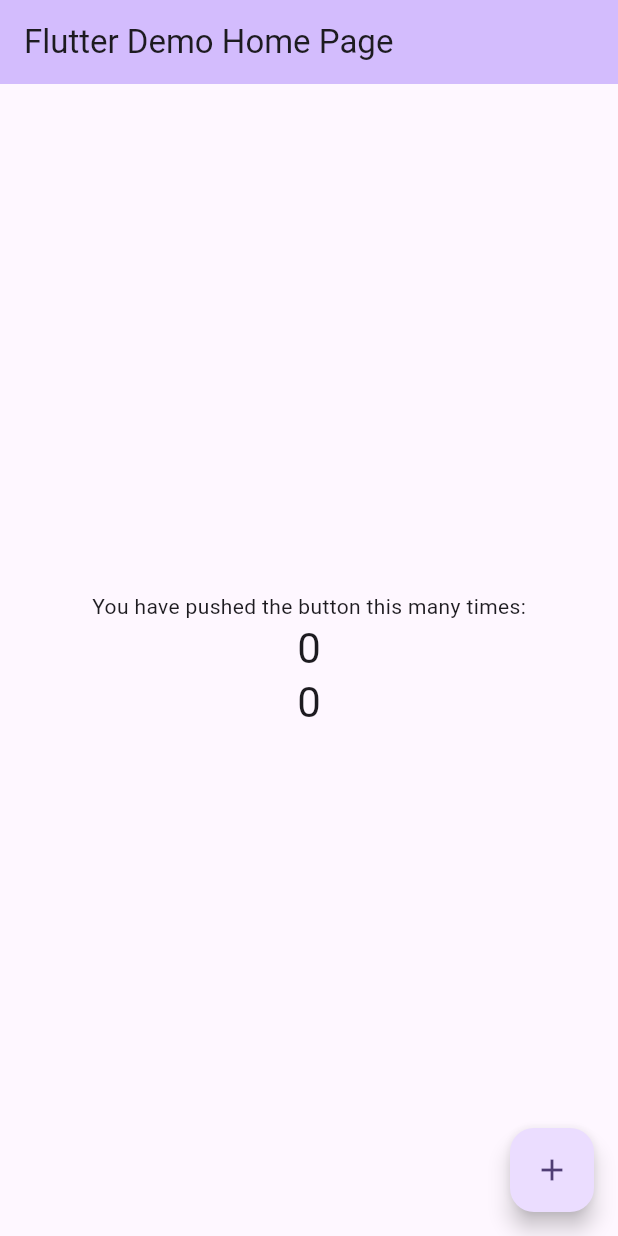
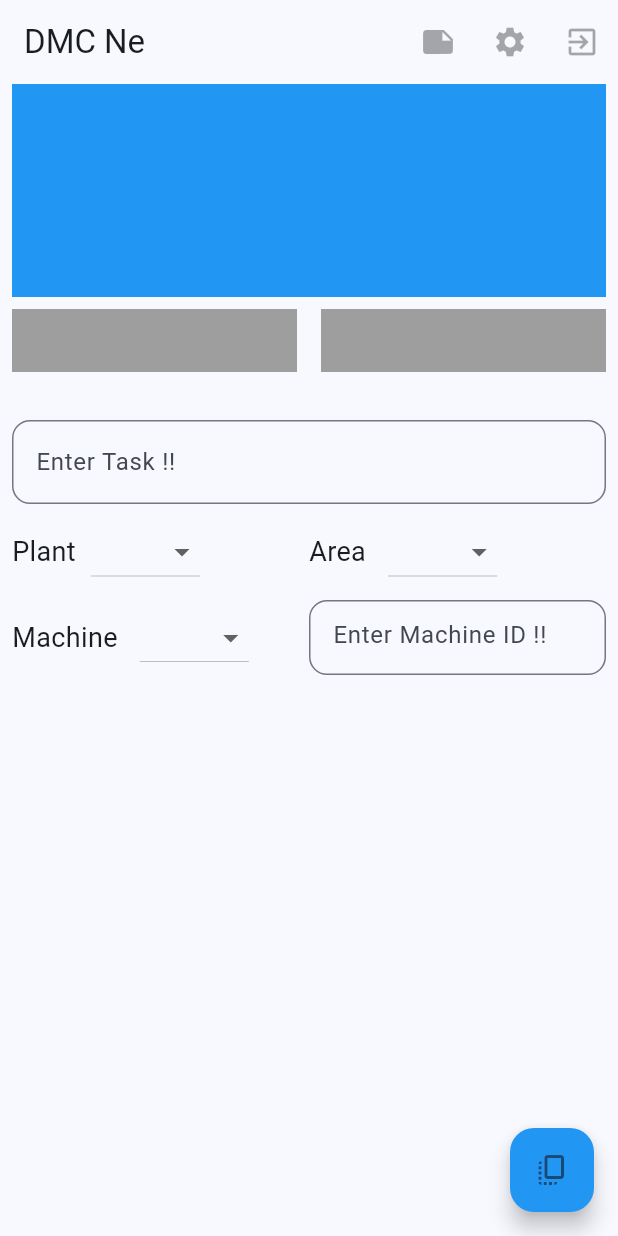
Before and after one commit to hendrikelektrik/dmc-ne, a Flutter app: the screen it shows after launch, on a phone screen of 412 x 824 dp. Run offline on Flutter 3.47's test engine with Material 3 defaults, Android fonts, the phone set to English and light mode, and no system bars.

Commit message:
Changes to be committed: 	modified:   lib/main.dart 	new file:   lib/screens/my_homepage.dart 	modified:   pubspec.yaml

```diff
--- a/lib/main.dart
+++ b/lib/main.dart
@@ -1,4 +1,6 @@
 import 'package:flutter/material.dart';
+
+import 'screens/my_homepage.dart';
 
 void main() {
   runApp(const MyApp());
@@ -10,64 +12,13 @@
   @override
   Widget build(BuildContext context) {
     return MaterialApp(
-      title: 'Flutter Demo',
+      debugShowCheckedModeBanner: false,
+      title: 'Dmc Ne',
       theme: ThemeData(
-        colorScheme: ColorScheme.fromSeed(seedColor: Colors.deepPurple),
+        colorScheme: ColorScheme.fromSeed(seedColor: Colors.blue),
         useMaterial3: true,
       ),
-      home: const MyHomePage(title: 'Flutter Demo Home Page'),
+      home: const MyHomePage(),
     );
   }
 }
-
-class MyHomePage extends StatefulWidget {
-  const MyHomePage({super.key, required this.title});
-
-  final String title;
-
-  @override
-  State<MyHomePage> createState() => _MyHomePageState();
-}
-
-class _MyHomePageState extends State<MyHomePage> {
-  int _counter = 0;
-
-  void _incrementCounter() {
-    setState(() {
-      _counter--;
-    });
-  }
-
-  @override
-  Widget build(BuildContext context) {
-    return Scaffold(
-      appBar: AppBar(
-        backgroundColor: Theme.of(context).colorScheme.inversePrimary,
-        title: Text(widget.title),
-      ),
-      body: Center(
-        child: Column(
-          mainAxisAlignment: MainAxisAlignment.center,
-          children: <Widget>[
-            const Text(
-              'You have pushed the button this many times:',
-            ),
-            Text(
-              '$_counter',
-              style: Theme.of(context).textTheme.headlineMedium,
-            ),
-            Text(
-              '$_counter',
-              style: Theme.of(context).textTheme.headlineMedium,
-            ),
-          ],
-        ),
-      ),
-      floatingActionButton: FloatingActionButton(
-        onPressed: _incrementCounter,
-        tooltip: 'Increment',
-        child: const Icon(Icons.add),
-      ), // This trailing comma makes auto-formatting nicer for build methods.
-    );
-  }
-}
--- /dev/null
+++ b/lib/screens/my_homepage.dart
@@ -0,0 +1,207 @@
+import 'package:flutter/material.dart';
+
+class MyHomePage extends StatefulWidget {
+  const MyHomePage({super.key});
+
+  @override
+  State<MyHomePage> createState() => _MyHomePageState();
+}
+
+const List<String> plantList = <String>['', 'DMC 1', 'DMC 2', 'DMC 3', 'DMC 5'];
+const List<String> areaList = <String>['', 'Sp 1', 'Sp 2', 'Sp 3', 'Sp 3A'];
+const List<String> mcTypeList = <String>[
+  '',
+  'Carding',
+  'Drawframe',
+  'Ringframe'
+];
+
+class _MyHomePageState extends State<MyHomePage> {
+  String plantValue = plantList.first;
+  String areaValue = areaList.first;
+  String mcTypeValue = mcTypeList.first;
+
+  @override
+  Widget build(BuildContext context) {
+    final _screenWidth = MediaQuery.of(context).size.width;
+    final _screenHeight = MediaQuery.of(context).size.height;
+    return Scaffold(
+      appBar: AppBar(
+        title: const Text("DMC Ne"),
+        actions: const [
+          IconButton(
+            onPressed: null,
+            icon: Icon(Icons.note),
+          ),
+          IconButton(
+            onPressed: null,
+            icon: Icon(Icons.settings),
+          ),
+          IconButton(
+            onPressed: null,
+            icon: Icon(Icons.exit_to_app),
+          ),
+        ],
+      ),
+      body: Center(
+        child: Column(
+          children: [
+            dataDisplay(150, _screenWidth, Colors.blue),
+            Row(
+              children: [
+                dataDisplay(50, _screenWidth / 2, Colors.grey),
+                dataDisplay(50, _screenWidth / 2, Colors.grey)
+              ],
+            ),
+            const SizedBox(height: 16),
+            Padding(
+              padding: const EdgeInsets.all(8.0),
+              child: Column(
+                children: [
+                  TextField(
+                    decoration: InputDecoration(
+                      hintText: 'Enter Task !!',
+                      border: OutlineInputBorder(
+                        borderRadius: BorderRadius.circular(12),
+                      ),
+                    ),
+                  ),
+                  const SizedBox(height: 8),
+                  Row(
+                    children: [
+                      plantInput((_screenWidth - 16) / 2),
+                      areInput((_screenWidth - 16) / 2),
+                    ],
+                  ),
+                  const SizedBox(height: 8),
+                  Row(
+                    children: [
+                      mcTypeInput((_screenWidth - 16) / 2),
+                      SizedBox(
+                        height: 50,
+                        width: (_screenWidth - 16) / 2,
+                        child: TextField(
+                          decoration: InputDecoration(
+                            hintText: 'Enter Machine ID !!',
+                            border: OutlineInputBorder(
+                              borderRadius: BorderRadius.circular(12),
+                            ),
+                          ),
+                        ),
+                      ),
+                    ],
+                  ),
+                ],
+              ),
+            ),
+          ],
+        ),
+      ),
+      floatingActionButton: FloatingActionButton(
+        backgroundColor: Colors.blue,
+        child: const Icon(Icons.copy_all),
+        onPressed: () {},
+      ),
+    );
+  }
+
+  Widget dataDisplay(double _height, double _width, Color _color) {
+    return SizedBox(
+      height: _height,
+      width: _width,
+      child: Padding(
+        padding: const EdgeInsets.fromLTRB(8, 0, 8, 8),
+        child: Container(
+          color: _color,
+        ),
+      ),
+    );
+  }
+
+  Widget plantInput(double _width) {
+    return SizedBox(
+      width: _width,
+      child: Row(
+        children: [
+          const Text(
+            "Plant",
+            style: TextStyle(fontSize: 18),
+          ),
+          const SizedBox(width: 10),
+          DropdownButton(
+            value: plantValue,
+            items: plantList
+                .map((e) => DropdownMenuItem(
+                      value: e,
+                      child: Text(e),
+                    ))
+                .toList(),
+            onChanged: (val) {
+              setState(() {
+                plantValue = val!;
+              });
+            },
+          ),
+        ],
+      ),
+    );
+  }
+
+  Widget areInput(double _width) {
+    return SizedBox(
+      width: _width,
+      child: Row(
+        children: [
+          const Text(
+            "Area ",
+            style: TextStyle(fontSize: 18),
+          ),
+          const SizedBox(width: 10),
+          DropdownButton(
+            value: areaValue,
+            items: plantList
+                .map((e) => DropdownMenuItem(
+                      value: e,
+                      child: Text(e),
+                    ))
+                .toList(),
+            onChanged: (val) {
+              setState(() {
+                areaValue = val!;
+              });
+            },
+          ),
+        ],
+      ),
+    );
+  }
+
+  Widget mcTypeInput(double _width) {
+    return SizedBox(
+      width: _width,
+      child: Row(
+        children: [
+          const Text(
+            "Machine ",
+            style: TextStyle(fontSize: 18),
+          ),
+          const SizedBox(width: 10),
+          DropdownButton(
+            value: mcTypeValue,
+            items: plantList
+                .map((e) => DropdownMenuItem(
+                      value: e,
+                      child: Text(e),
+                    ))
+                .toList(),
+            onChanged: (val) {
+              setState(() {
+                mcTypeValue = val!;
+              });
+            },
+          ),
+        ],
+      ),
+    );
+  }
+}
--- a/pubspec.yaml
+++ b/pubspec.yaml
@@ -35,6 +35,8 @@
   # The following adds the Cupertino Icons font to your application.
   # Use with the CupertinoIcons class for iOS style icons.
   cupertino_icons: ^1.0.2
+
+
 
 dev_dependencies:
   flutter_test:
```
